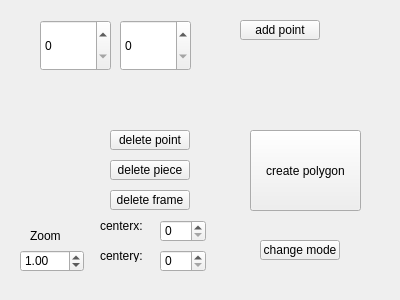
Old version of the form ManPowerProb/manpowergui.ui in the repository tnct-spc/procon2017-comp.
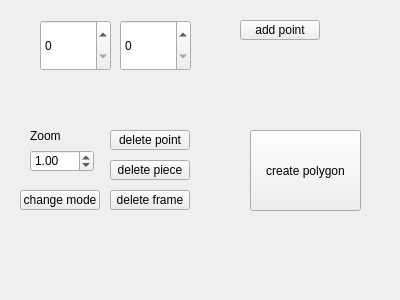
New version of the form.

Commit message: [add]GUI画面からキー操作で拡大と縮小をできるようにした

```diff
--- a/ManPowerProb/manpowergui.ui
+++ b/ManPowerProb/manpowergui.ui
@@ -113,8 +113,8 @@
   <widget class="QPushButton" name="change_mode">
    <property name="geometry">
     <rect>
-     <x>260</x>
-     <y>240</y>
+     <x>20</x>
+     <y>190</y>
      <width>80</width>
      <height>20</height>
     </rect>
@@ -126,8 +126,8 @@
   <widget class="QDoubleSpinBox" name="zoom">
    <property name="geometry">
     <rect>
-     <x>20</x>
-     <y>250</y>
+     <x>30</x>
+     <y>150</y>
      <width>64</width>
      <height>22</height>
     </rect>
@@ -142,43 +142,11 @@
     <double>1.000000000000000</double>
    </property>
   </widget>
-  <widget class="QSpinBox" name="center_x">
-   <property name="geometry">
-    <rect>
-     <x>160</x>
-     <y>220</y>
-     <width>46</width>
-     <height>22</height>
-    </rect>
-   </property>
-   <property name="maximum">
-    <number>101</number>
-   </property>
-   <property name="displayIntegerBase">
-    <number>10</number>
-   </property>
-  </widget>
-  <widget class="QSpinBox" name="center_y">
-   <property name="geometry">
-    <rect>
-     <x>160</x>
-     <y>250</y>
-     <width>46</width>
-     <height>22</height>
-    </rect>
-   </property>
-   <property name="maximum">
-    <number>65</number>
-   </property>
-   <property name="displayIntegerBase">
-    <number>10</number>
-   </property>
-  </widget>
   <widget class="QLabel" name="label">
    <property name="geometry">
     <rect>
      <x>30</x>
-     <y>230</y>
+     <y>130</y>
      <width>54</width>
      <height>12</height>
     </rect>
@@ -187,32 +155,6 @@
     <string>Zoom</string>
    </property>
   </widget>
-  <widget class="QLabel" name="label_2">
-   <property name="geometry">
-    <rect>
-     <x>100</x>
-     <y>220</y>
-     <width>54</width>
-     <height>12</height>
-    </rect>
-   </property>
-   <property name="text">
-    <string>centerx:</string>
-   </property>
-  </widget>
-  <widget class="QLabel" name="label_3">
-   <property name="geometry">
-    <rect>
-     <x>100</x>
-     <y>250</y>
-     <width>54</width>
-     <height>12</height>
-    </rect>
-   </property>
-   <property name="text">
-    <string>centery:</string>
-   </property>
-  </widget>
  </widget>
  <resources/>
  <connections/>
```
The commit also changes 2 other files.
